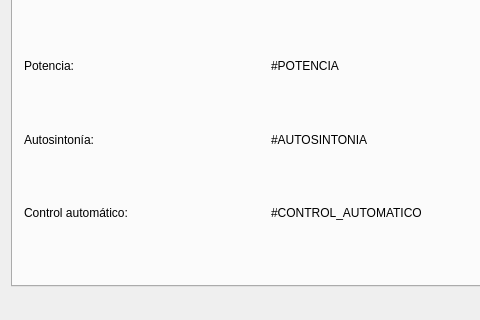
Old version of the form src/view/general_view.ui in the repository martincrxz/induction-heater-software; both pictures show x 0 to 480 and y 280 to 600 of the 1028 by 600 pixel window.
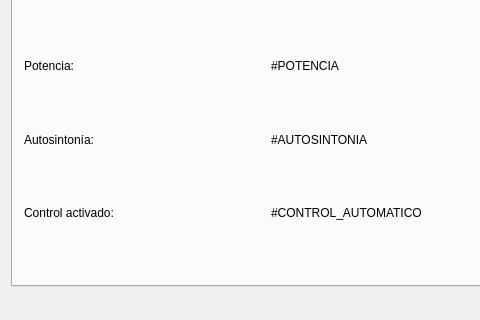
New version of the form.

Commit message: Los botones del control se deshabilitan cuando llegue un ack

```diff
--- a/src/view/general_view.ui
+++ b/src/view/general_view.ui
@@ -197,7 +197,7 @@
             <item>
              <widget class="QLabel" name="automaticControlLabel">
               <property name="text">
-               <string>Control automático:</string>
+               <string>Control activado:</string>
               </property>
              </widget>
             </item>
```
The commit also changes 3 other files.
